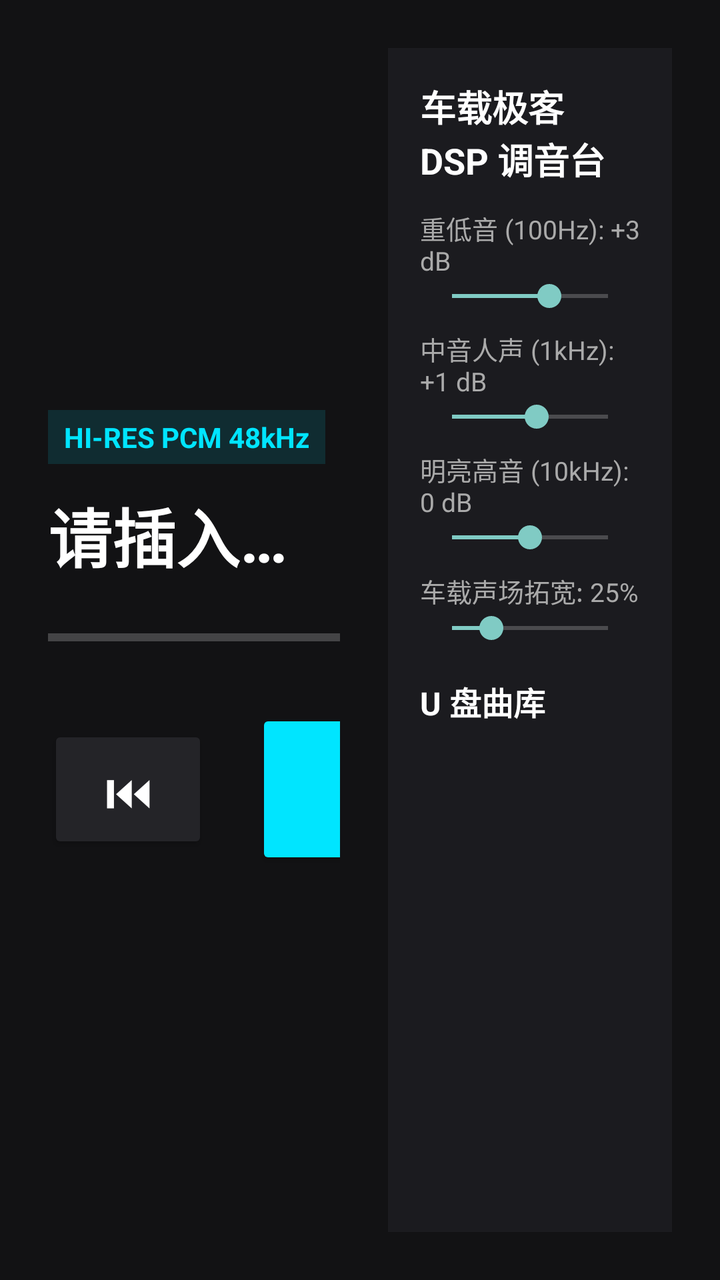
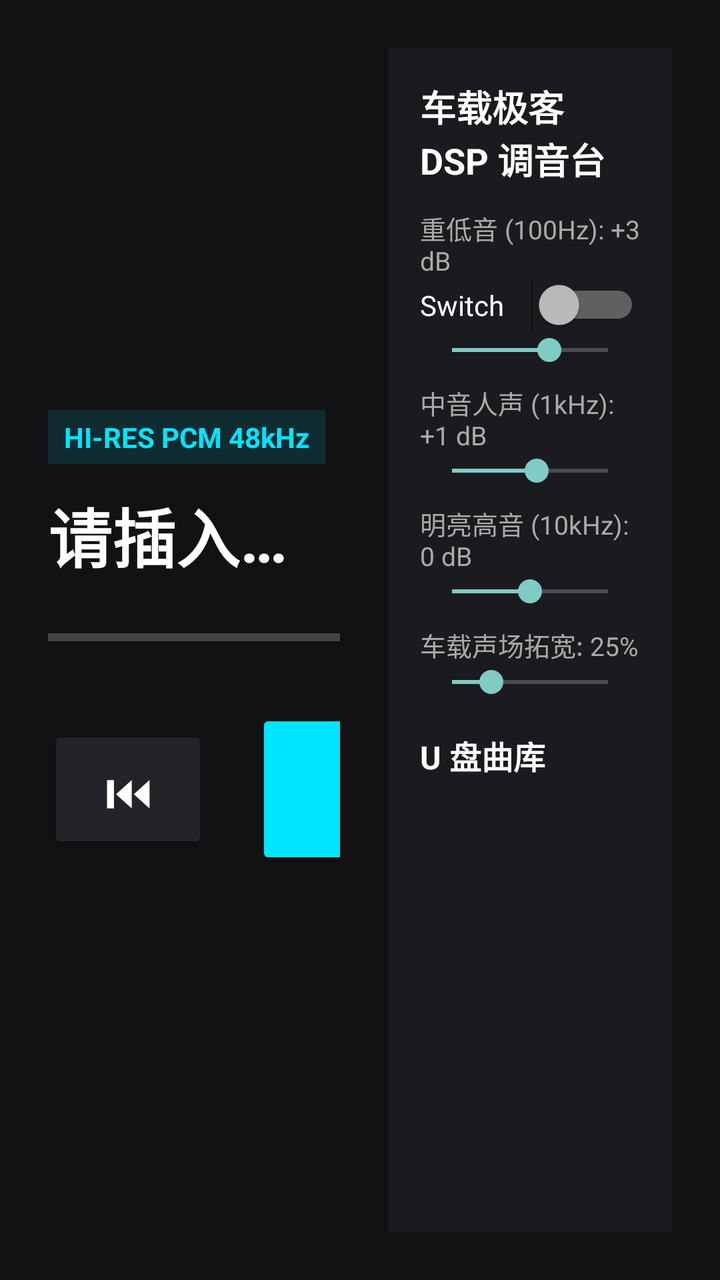

The first picture is an Android layout as it rendered before a commit; the second is the same layout after the commit. The layout source and the unified diff follow.
<!-- AndroidManifest.xml: application theme Theme.AppCompat.NoActionBar -->
<!-- res/layout/activity_main.xml -->
<?xml version="1.0" encoding="utf-8"?>
<LinearLayout xmlns:android="http://schemas.android.com/apk/res/android"
    android:layout_width="match_parent"
    android:layout_height="match_parent"
    android:orientation="horizontal"
    android:background="#121214"
    android:padding="24dp">

    
    <LinearLayout
        android:layout_width="0dp"
        android:layout_height="match_parent"
        android:layout_weight="1.2"
        android:orientation="vertical"
        android:gravity="center_vertical"
        android:paddingEnd="24dp">

        <TextView
            android:id="@+id/tvFormat"
            android:layout_width="wrap_content"
            android:layout_height="wrap_content"
            android:text="HI-RES PCM 48kHz"
            android:textColor="#00E5FF"
            android:textSize="14sp"
            android:textStyle="bold"
            android:background="#1F00E5FF"
            android:paddingHorizontal="8dp"
            android:paddingVertical="4dp" />

        <TextView
            android:id="@+id/tvTitle"
            android:layout_width="match_parent"
            android:layout_height="wrap_content"
            android:layout_marginTop="12dp"
            android:text="请插入 U 盘选择音乐"
            android:textColor="#FFFFFF"
            android:textSize="32sp"
            android:textStyle="bold"
            android:singleLine="true" />

        
        <ProgressBar
            android:id="@+id/progressBar"
            style="?android:attr/progressBarStyleHorizontal"
            android:layout_width="match_parent"
            android:layout_height="8dp"
            android:layout_marginTop="24dp"
            android:max="100"
            android:progress="0"
            android:progressTint="#00E5FF" />

        
        <LinearLayout
            android:layout_width="match_parent"
            android:layout_height="wrap_content"
            android:layout_marginTop="32dp"
            android:gravity="center_vertical"
            android:orientation="horizontal">

            <Button
                android:id="@+id/btnPrev"
                android:layout_width="80dp"
                android:layout_height="64dp"
                android:text="⏮"
                android:textSize="24sp"
                android:backgroundTint="#242428"
                android:textColor="#FFFFFF" />

            <Button
                android:id="@+id/btnPlayPause"
                android:layout_width="120dp"
                android:layout_height="80dp"
                android:layout_marginStart="24dp"
                android:layout_marginEnd="24dp"
                android:text="▶"
                android:textSize="32sp"
                android:backgroundTint="#00E5FF"
                android:textColor="#000000" />

            <Button
                android:id="@+id/btnNext"
                android:layout_width="80dp"
                android:layout_height="64dp"
                android:text="⏭"
                android:textSize="24sp"
                android:backgroundTint="#242428"
                android:textColor="#FFFFFF" />

            <Button
                android:id="@+id/btnScan"
                android:layout_width="wrap_content"
                android:layout_height="64dp"
                android:layout_marginStart="24dp"
                android:text="扫描U盘"
                android:textSize="16sp"
                android:backgroundTint="#333338"
                android:textColor="#FFFFFF" />
        </LinearLayout>
    </LinearLayout>

    
    <LinearLayout
        android:layout_width="0dp"
        android:layout_height="match_parent"
        android:layout_weight="1.0"
        android:orientation="vertical"
        android:background="#1B1B1F"
        android:padding="16dp">

        <TextView
            android:layout_width="wrap_content"
            android:layout_height="wrap_content"
            android:text="车载极客 DSP 调音台"
            android:textColor="#FFFFFF"
            android:textSize="18sp"
            android:textStyle="bold" />

        
        <TextView
            android:id="@+id/tvBass"
            android:layout_width="wrap_content"
            android:layout_height="wrap_content"
            android:layout_marginTop="12dp"
            android:text="重低音 (100Hz): +3 dB"
            android:textColor="#AAAAAA"
            android:textSize="13sp" />
        <SeekBar
            android:id="@+id/sbBass"
            android:layout_width="match_parent"
            android:layout_height="wrap_content"
            android:max="24"
            android:progress="15" />

        
        <TextView
            android:id="@+id/tvMid"
            android:layout_width="wrap_content"
            android:layout_height="wrap_content"
            android:layout_marginTop="8dp"
            android:text="中音人声 (1kHz): +1 dB"
            android:textColor="#AAAAAA"
            android:textSize="13sp" />
        <SeekBar
            android:id="@+id/sbMid"
            android:layout_width="match_parent"
            android:layout_height="wrap_content"
            android:max="24"
            android:progress="13" />

        
        <TextView
            android:id="@+id/tvTreble"
            android:layout_width="wrap_content"
            android:layout_height="wrap_content"
            android:layout_marginTop="8dp"
            android:text="明亮高音 (10kHz): 0 dB"
            android:textColor="#AAAAAA"
            android:textSize="13sp" />
        <SeekBar
            android:id="@+id/sbTreble"
            android:layout_width="match_parent"
            android:layout_height="wrap_content"
            android:max="24"
            android:progress="12" />

        
        <TextView
            android:id="@+id/tvWidth"
            android:layout_width="wrap_content"
            android:layout_height="wrap_content"
            android:layout_marginTop="8dp"
            android:text="车载声场拓宽: 25%"
            android:textColor="#AAAAAA"
            android:textSize="13sp" />
        <SeekBar
            android:id="@+id/sbWidth"
            android:layout_width="match_parent"
            android:layout_height="wrap_content"
            android:max="100"
            android:progress="25" />

        
        <TextView
            android:layout_width="wrap_content"
            android:layout_height="wrap_content"
            android:layout_marginTop="16dp"
            android:text="U 盘曲库"
            android:textColor="#FFFFFF"
            android:textSize="16sp"
            android:textStyle="bold" />

        <ListView
            android:id="@+id/lvTracks"
            android:layout_width="match_parent"
            android:layout_height="0dp"
            android:layout_weight="1"
            android:layout_marginTop="8dp"
            android:divider="#2D2D33"
            android:dividerHeight="1dp" />
    </LinearLayout>

</LinearLayout>
<!-- resources referenced by this layout -->
<resources>

</resources>

<!-- the commit's change to res/layout/activity_main.xml (unified diff, before → after) -->
@@ -124,6 +124,13 @@
             android:text="重低音 (100Hz): +3 dB"
             android:textColor="#AAAAAA"
             android:textSize="13sp" />
+
+        <Switch
+            android:id="@+id/switch1"
+            android:layout_width="match_parent"
+            android:layout_height="wrap_content"
+            android:text="Switch" />
+
         <SeekBar
             android:id="@+id/sbBass"
             android:layout_width="match_parent"
